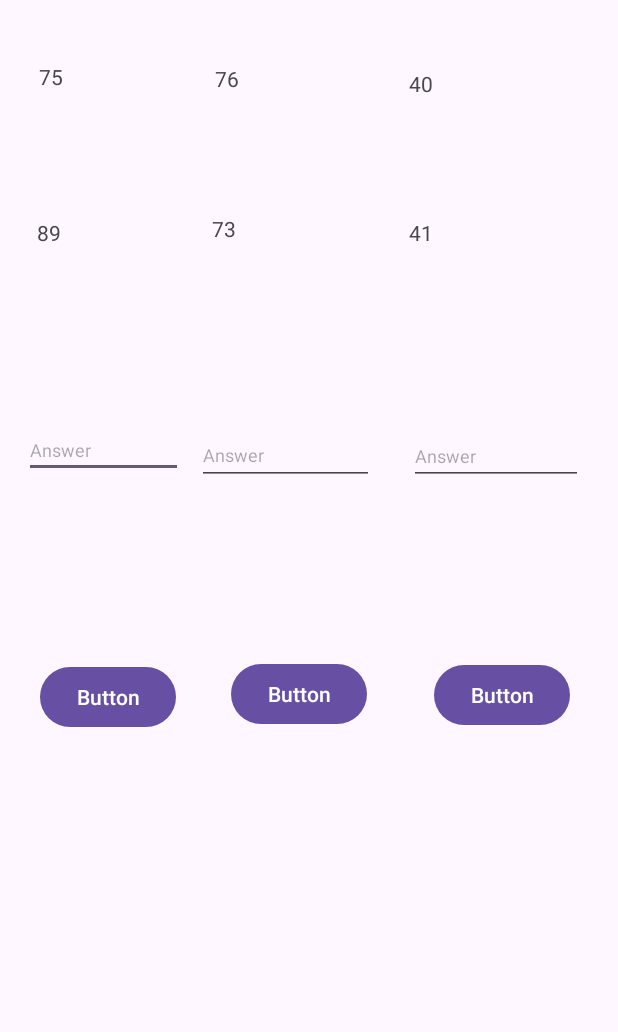
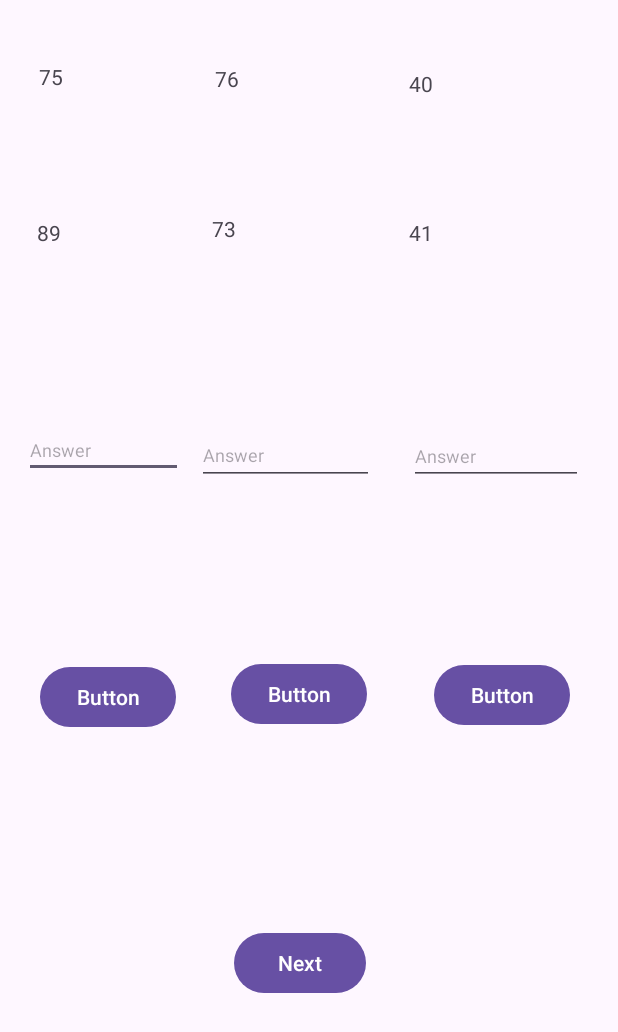
Before and after one commit to Shon40501/ShonAronovNumberGame, an Android app: the screen it shows after launch (MainActivity), on a phone screen of 412 x 824 dp. Shown: the top 1032 px of the screen. Run offline under Robolectric (Android 15) with nearby library versions, the phone set to English and light mode, and no system bars.

Commit message:
finished project

```diff
--- a/app/src/main/res/layout/activity_main.xml
+++ b/app/src/main/res/layout/activity_main.xml
@@ -235,4 +235,17 @@
         app:layout_constraintTop_toTopOf="parent"
         app:layout_constraintVertical_bias="0.194" />
 
+    <Button
+        android:id="@+id/ButtonNext"
+        android:layout_width="wrap_content"
+        android:layout_height="wrap_content"
+        android:onClick="Next"
+        android:text="Next"
+        app:layout_constraintBottom_toBottomOf="parent"
+        app:layout_constraintEnd_toEndOf="parent"
+        app:layout_constraintHorizontal_bias="0.482"
+        app:layout_constraintStart_toStartOf="parent"
+        app:layout_constraintTop_toTopOf="parent"
+        app:layout_constraintVertical_bias="0.796" />
+
 </androidx.constraintlayout.widget.ConstraintLayout>
```
Also changed, not shown: app/src/main/java/com/example/matanandhaitham/MainActivity.java (+37 -6 lines).
